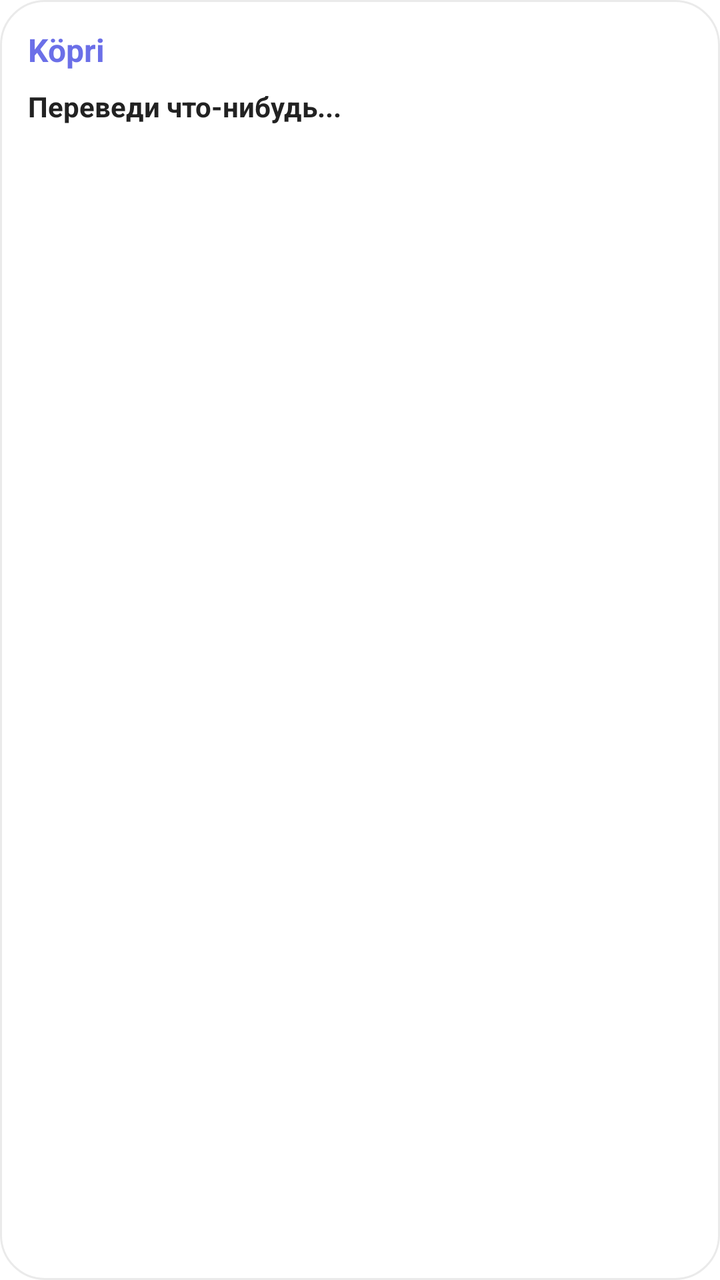
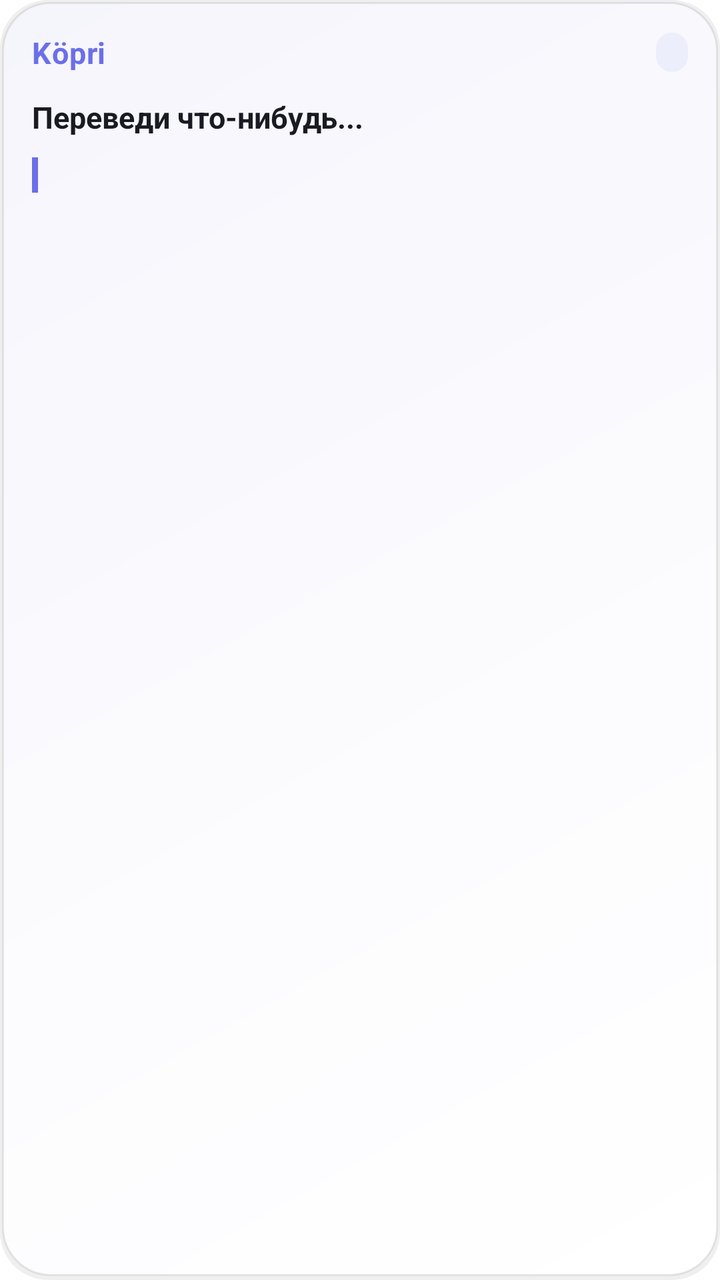

An Android layout rendered at two revisions. The XML below is the earlier revision; the diff shows what the commit changed to produce the second picture.
<!-- AndroidManifest.xml: fallback theme Theme.MaterialComponents.DayNight.NoActionBar -->
<!-- res/layout/kopri_widget_layout.xml -->
<?xml version="1.0" encoding="utf-8"?>
<RelativeLayout xmlns:android="http://schemas.android.com/apk/res/android"
    android:layout_width="match_parent"
    android:layout_height="match_parent"
    android:padding="14dp"
    android:background="@drawable/widget_bg"
    android:id="@+id/widget_root">

    
    <LinearLayout
        android:id="@+id/widget_header"
        android:layout_width="match_parent"
        android:layout_height="wrap_content"
        android:orientation="horizontal"
        android:gravity="center_vertical">

        <TextView
            android:layout_width="wrap_content"
            android:layout_height="wrap_content"
            android:text="Köpri"
            android:textColor="#FF6B6FE8"
            android:textSize="16sp"
            android:textStyle="bold" />

        <TextView
            android:id="@+id/widget_pair"
            android:layout_width="0dp"
            android:layout_height="wrap_content"
            android:layout_weight="1"
            android:text=""
            android:textColor="#FF888888"
            android:textSize="11sp"
            android:gravity="end"
            android:paddingStart="8dp" />
    </LinearLayout>

    
    <TextView
        android:id="@+id/widget_source"
        android:layout_width="match_parent"
        android:layout_height="wrap_content"
        android:layout_below="@id/widget_header"
        android:layout_marginTop="8dp"
        android:text="Переведи что-нибудь..."
        android:textColor="#FF222222"
        android:textSize="14sp"
        android:textStyle="bold"
        android:maxLines="2"
        android:ellipsize="end" />

    
    <TextView
        android:id="@+id/widget_result"
        android:layout_width="match_parent"
        android:layout_height="wrap_content"
        android:layout_below="@id/widget_source"
        android:layout_marginTop="4dp"
        android:layout_alignParentBottom="true"
        android:text=""
        android:textColor="#FF666666"
        android:textSize="13sp"
        android:maxLines="3"
        android:ellipsize="end" />
</RelativeLayout>
<!-- resources referenced by this layout -->
<resources>
  <!-- drawable widget_bg (drawable) -->
  <?xml version="1.0" encoding="utf-8"?>
  <shape xmlns:android="http://schemas.android.com/apk/res/android">
      <solid android:color="#FFFFFFFF"/>
      <corners android:radius="22dp"/>
      <stroke android:color="#15000000" android:width="1dp"/>
  </shape>
</resources>

<!-- the commit's change to res/layout/kopri_widget_layout.xml (unified diff, before → after) -->
@@ -1,11 +1,10 @@
 <?xml version="1.0" encoding="utf-8"?>
 <RelativeLayout xmlns:android="http://schemas.android.com/apk/res/android"
+    android:id="@+id/widget_root"
     android:layout_width="match_parent"
     android:layout_height="match_parent"
-    android:padding="14dp"
-    android:background="@drawable/widget_bg"
-    android:id="@+id/widget_root">
-
+    android:padding="16dp"
+    android:background="@drawable/widget_bg">
     
     <LinearLayout
         android:id="@+id/widget_header"
@@ -13,52 +12,71 @@
         android:layout_height="wrap_content"
         android:orientation="horizontal"
         android:gravity="center_vertical">
-
         <TextView
             android:layout_width="wrap_content"
             android:layout_height="wrap_content"
             android:text="Köpri"
-            android:textColor="#FF6B6FE8"
-            android:textSize="16sp"
-            android:textStyle="bold" />
-
+            android:textColor="@color/widget_accent"
+            android:textSize="15sp"
+            android:textStyle="bold"
+            android:letterSpacing="0.02" />
+        <TextView
+            android:layout_width="0dp"
+            android:layout_height="wrap_content"
+            android:layout_weight="1" />
         <TextView
             android:id="@+id/widget_pair"
-            android:layout_width="0dp"
+            android:layout_width="wrap_content"
             android:layout_height="wrap_content"
-            android:layout_weight="1"
             android:text=""
-            android:textColor="#FF888888"
-            android:textSize="11sp"
-            android:gravity="end"
-            android:paddingStart="8dp" />
+            android:textColor="@color/widget_badge_text"
+            android:background="@drawable/widget_badge_bg"
+            android:textSize="10sp"
+            android:textStyle="bold"
+            android:paddingStart="8dp"
+            android:paddingEnd="8dp"
+            android:paddingTop="3dp"
+            android:paddingBottom="3dp" />
     </LinearLayout>
-
     
     <TextView
         android:id="@+id/widget_source"
         android:layout_width="match_parent"
         android:layout_height="wrap_content"
         android:layout_below="@id/widget_header"
-        android:layout_marginTop="8dp"
+        android:layout_marginTop="12dp"
         android:text="Переведи что-нибудь..."
-        android:textColor="#FF222222"
-        android:textSize="14sp"
+        android:textColor="@color/widget_text_primary"
+        android:textSize="15sp"
         android:textStyle="bold"
         android:maxLines="2"
-        android:ellipsize="end" />
-
+        android:ellipsize="end"
+        android:lineSpacingExtra="2dp" />
     
-    <TextView
-        android:id="@+id/widget_result"
+    <LinearLayout
+        android:id="@+id/widget_result_container"
         android:layout_width="match_parent"
         android:layout_height="wrap_content"
         android:layout_below="@id/widget_source"
-        android:layout_marginTop="4dp"
-        android:layout_alignParentBottom="true"
-        android:text=""
-        android:textColor="#FF666666"
-        android:textSize="13sp"
-        android:maxLines="3"
-        android:ellipsize="end" />
+        android:layout_marginTop="10dp"
+        android:orientation="horizontal"
+        android:gravity="top">
+        
+        <TextView
+            android:id="@+id/widget_accent_bar"
+            android:layout_width="3dp"
+            android:layout_height="match_parent"
+            android:background="@color/widget_accent" />
+        <TextView
+            android:id="@+id/widget_result"
+            android:layout_width="match_parent"
+            android:layout_height="wrap_content"
+            android:layout_marginStart="10dp"
+            android:text=""
+            android:textColor="@color/widget_text_secondary"
+            android:textSize="13sp"
+            android:maxLines="3"
+            android:ellipsize="end"
+            android:lineSpacingExtra="2dp" />
+    </LinearLayout>
 </RelativeLayout>
<!-- resource entries referenced after the edit -->
@@ -1,11 +1,52 @@
 <!-- resources referenced by this layout -->
 <resources>
+  <color name="widget_accent">#FF6B6FE8</color>
+  <color name="widget_badge_text">#FF6B6FE8</color>
+  <color name="widget_text_primary">#FF1A1A22</color>
+  <color name="widget_text_secondary">#FF555560</color>
+  <!-- drawable widget_badge_bg (drawable) -->
+  <?xml version="1.0" encoding="utf-8"?>
+  <shape xmlns:android="http://schemas.android.com/apk/res/android"
+      android:shape="rectangle">
+      <solid android:color="@color/widget_badge_bg" />
+      <corners android:radius="8dp" />
+  </shape>
   <!-- drawable widget_bg (drawable) -->
   <?xml version="1.0" encoding="utf-8"?>
-  <shape xmlns:android="http://schemas.android.com/apk/res/android">
-      <solid android:color="#FFFFFFFF"/>
-      <corners android:radius="22dp"/>
-      <stroke android:color="#15000000" android:width="1dp"/>
-  </shape>
+  <layer-list xmlns:android="http://schemas.android.com/apk/res/android">
+      
+      <item>
+          <shape android:shape="rectangle">
+              <corners android:radius="24dp" />
+              <solid android:color="@color/widget_shadow" />
+              <padding
+                  android:left="1dp"
+                  android:top="1dp"
+                  android:right="1dp"
+                  android:bottom="2dp" />
+          </shape>
+      </item>
+      
+      <item>
+          <shape android:shape="rectangle">
+              <corners android:radius="24dp" />
+              <gradient
+                  android:angle="135"
+                  android:startColor="@color/widget_bg_start"
+                  android:centerColor="@color/widget_bg_center"
+                  android:endColor="@color/widget_bg_end"
+                  android:type="linear" />
+              <stroke
+                  android:width="1dp"
+                  android:color="@color/widget_border" />
+          </shape>
+      </item>
+  </layer-list>
+  <color name="widget_badge_bg">#146B6FE8</color>
+  <color name="widget_shadow">#10000000</color>
+  <color name="widget_bg_start">#FFFFFFFF</color>
+  <color name="widget_bg_center">#FFFBFBFE</color>
+  <color name="widget_bg_end">#FFF5F5FC</color>
+  <color name="widget_border">#14000000</color>
 </resources>
 
